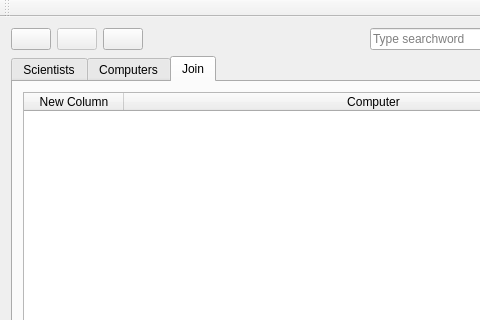
Qt form widgetVerkefniVika3/mainwindow.ui (tinnathuridur/vika3) before a commit; both pictures show x 0 to 480 and y 0 to 320 of the 648 by 535 pixel window.
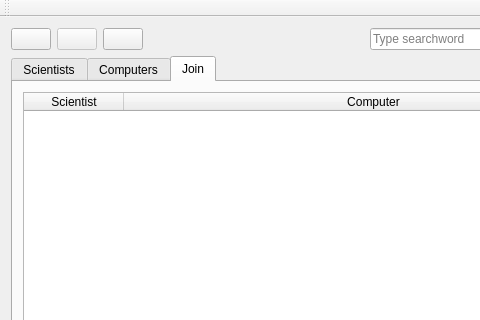
The same form after that commit. The open tabs and pages were chosen to show the change. Icons and pictures are not drawn.

Commit message: Núna er hægt að skoða join töfluna undir join flipanum

Patch:
```diff
--- a/widgetVerkefniVika3/mainwindow.ui
+++ b/widgetVerkefniVika3/mainwindow.ui
@@ -262,6 +262,15 @@
           <height>351</height>
          </rect>
         </property>
+        <property name="showDropIndicator" stdset="0">
+         <bool>true</bool>
+        </property>
+        <property name="alternatingRowColors">
+         <bool>true</bool>
+        </property>
+        <property name="selectionBehavior">
+         <enum>QAbstractItemView::SelectRows</enum>
+        </property>
         <property name="sortingEnabled">
          <bool>true</bool>
         </property>
@@ -271,9 +280,12 @@
         <attribute name="horizontalHeaderStretchLastSection">
          <bool>true</bool>
         </attribute>
+        <attribute name="verticalHeaderVisible">
+         <bool>false</bool>
+        </attribute>
         <column>
          <property name="text">
-          <string>New Column</string>
+          <string>Scientist</string>
          </property>
         </column>
         <column>
```
Left out of the diff: 10 changed lines with no effect on the pictures. The commit also changes 2 other files.
